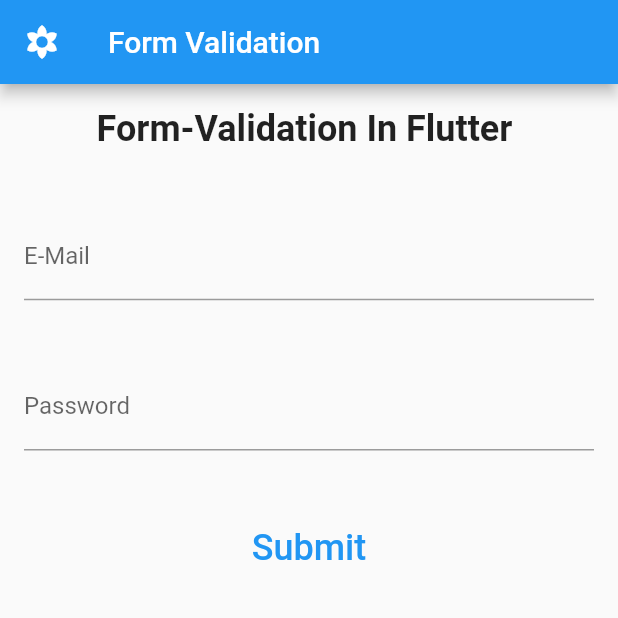
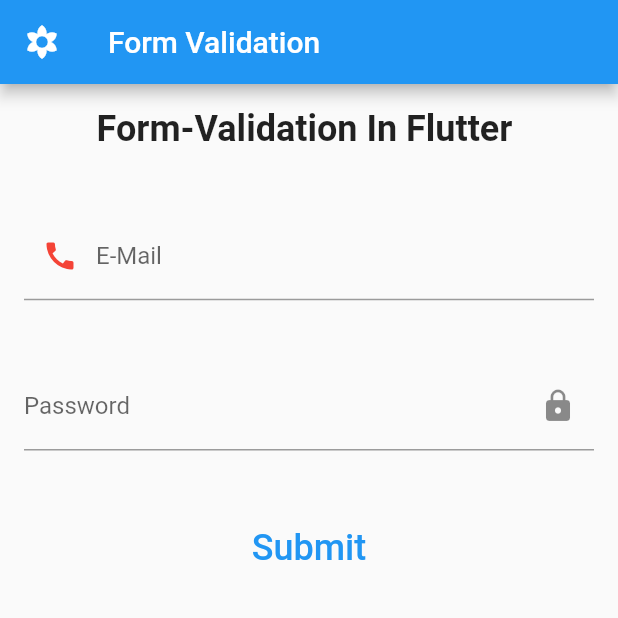
Before and after one commit to JoanNabusoba/flutter_2022_tutorial, a Flutter app: the FormEx screen opened directly, on a phone screen of 412 x 824 dp, the top half of it. Run offline on Flutter 3.47's test engine with Material 2 defaults, Android fonts, the phone set to English and light mode, and no system bars; our stand-ins replace get.

Commit message:
added prefix/suffix icon in form_ex

```diff
--- a/lib/screens/form_ex.dart
+++ b/lib/screens/form_ex.dart
@@ -47,7 +47,13 @@
                 height: MediaQuery.of(context).size.width * 0.1,
               ),
               TextFormField(
-                decoration: InputDecoration(labelText: 'E-Mail'),
+                decoration: InputDecoration(
+                  labelText: 'E-Mail',
+                  prefixIcon: Icon(
+                    Icons.call,
+                    color: Colors.red,
+                  ),
+                ),
                 keyboardType: TextInputType.emailAddress,
                 onFieldSubmitted: (value) {
                   //Validator
@@ -67,7 +73,10 @@
               ),
               //text input
               TextFormField(
-                decoration: InputDecoration(labelText: 'Password'),
+                decoration: InputDecoration(
+                  labelText: 'Password',
+                  suffixIcon: Icon(Icons.lock),
+                ),
                 keyboardType: TextInputType.emailAddress,
                 onFieldSubmitted: (value) {},
                 obscureText: true,
```
Also changed, not shown: lib/screens/dashboard4.dart (+20 -0 lines).
